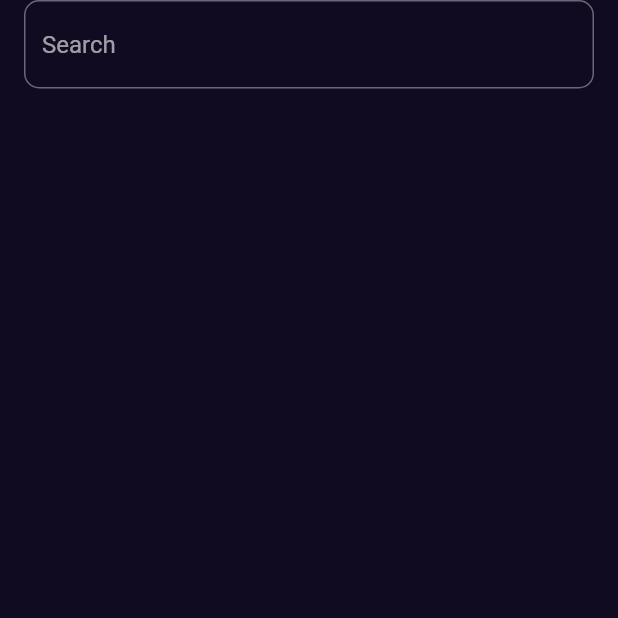
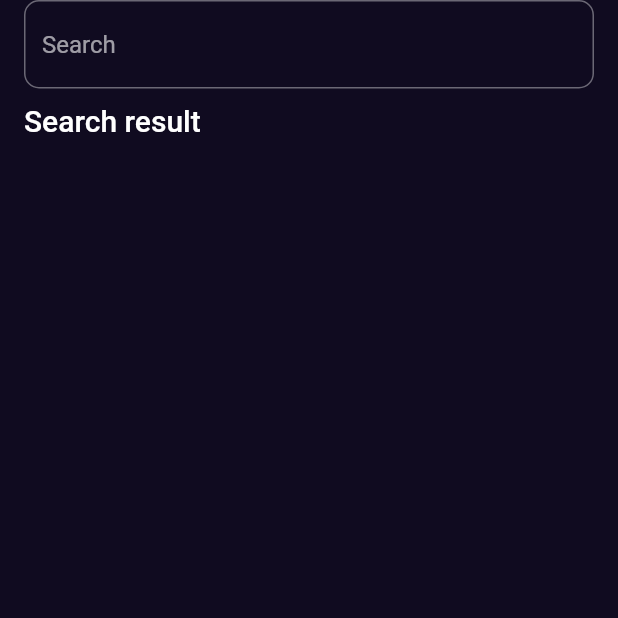
Before and after one commit to HazemAhmed3020/bookly_app, a Flutter app: the SearchView screen opened by its route, on a phone screen of 412 x 824 dp, the top half of it. Run offline on Flutter 3.47's test engine with Material 3 defaults, Android fonts, the phone set to English and light mode, and no system bars; our stand-ins replace cached_network_image, dartz, dio, flutter_bloc, flutter_svg, font_awesome_flutter and 2 more; network calls fail.

```diff
--- a/lib/features/search/presentation/view/widgets/search_view_body.dart
+++ b/lib/features/search/presentation/view/widgets/search_view_body.dart
@@ -1,6 +1,6 @@
+import 'package:flutter/material.dart';
 
-
-import 'package:flutter/material.dart';
+import '../../../../../core/utils/styles.dart';
 
 class SearchViewBody extends StatelessWidget {
   const SearchViewBody({super.key});
@@ -8,8 +8,19 @@ class SearchViewBody extends StatelessWidget {
   @override
   Widget build(BuildContext context) {
     return Column(
+      crossAxisAlignment: CrossAxisAlignment.stretch,
       children: [
-            CustomTextField(),
+        const CustomTextField(),
+        const SizedBox(height: 10),
+        Padding(
+          padding: const EdgeInsets.only(left: 16.0),
+          child: Text(
+            'Search result',
+            textAlign: TextAlign.start,
+            style: Styles.meduimdetails,
+          ),
+        ),
+        const SizedBox(height: 20),
       ],
     );
   }
@@ -27,10 +38,7 @@ class SearchViewBody extends StatelessWidget {
           hintText: 'Search',
           border: OutlineInputBorder(
             borderRadius: BorderRadius.circular(10),
-              borderSide: const BorderSide(
-                color: Colors.white60,
-                width: 2,
-              ),
+            borderSide: const BorderSide(color: Colors.white60, width: 2),
           ),
         ),
       ),
```
Lines whose indentation alone changed are shown as unchanged.
